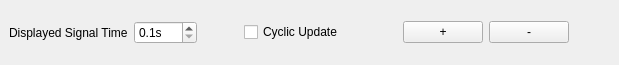
First picture: the form in src/config_widget/view_settings_dock_widget.ui, repository tools4BCI/TiA-Scope, before the edit.
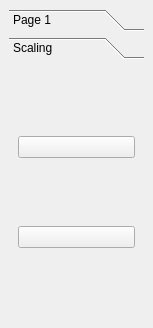
Second picture: the form after the edit. The open tabs and pages were chosen to show the change. Icons and pictures are not drawn.

The edit to the form file:
```diff
--- a/src/config_widget/view_settings_dock_widget.ui
+++ b/src/config_widget/view_settings_dock_widget.ui
@@ -6,8 +6,8 @@
    <rect>
     <x>0</x>
     <y>0</y>
-    <width>619</width>
-    <height>65</height>
+    <width>153</width>
+    <height>328</height>
    </rect>
   </property>
   <property name="features">
@@ -20,7 +20,25 @@
    <string>View Settings</string>
   </property>
   <widget class="QWidget" name="dockWidgetContents">
-   <layout class="QHBoxLayout" name="horizontalLayout">
+   <layout class="QVBoxLayout" name="verticalLayout">
+    <item>
+     <widget class="QToolBox" name="toolBox">
+      <property name="currentIndex">
+       <number>0</number>
+      </property>
+      <widget class="QWidget" name="page">
+       <property name="geometry">
+        <rect>
+         <x>0</x>
+         <y>0</y>
+         <width>135</width>
+         <height>232</height>
+        </rect>
+       </property>
+       <attribute name="label">
+        <string>Page 1</string>
+       </attribute>
+       <layout class="QVBoxLayout" name="verticalLayout_2">
     <item>
      <widget class="QLabel" name="label">
       <property name="text">
@@ -44,19 +62,6 @@
       </property>
      </widget>
     </item>
-    <item>
-     <spacer name="horizontalSpacer">
-      <property name="orientation">
-       <enum>Qt::Horizontal</enum>
-      </property>
-      <property name="sizeHint" stdset="0">
-       <size>
-        <width>40</width>
-        <height>20</height>
-       </size>
-      </property>
-     </spacer>
-    </item>
     <item>
      <widget class="QCheckBox" name="cyclicModeCheckBox">
       <property name="text">
@@ -65,58 +70,70 @@
      </widget>
     </item>
     <item>
-     <spacer name="horizontalSpacer_2">
+         <widget class="QSlider" name="channelOverlappingSlider">
+          <property name="maximum">
+           <number>100</number>
+          </property>
       <property name="orientation">
-       <enum>Qt::Horizontal</enum>
-      </property>
-      <property name="sizeHint" stdset="0">
-       <size>
-        <width>40</width>
-        <height>20</height>
-       </size>
-      </property>
-     </spacer>
-    </item>
-    <item>
-     <widget class="QLabel" name="label_2">
-      <property name="text">
-       <string/>
-      </property>
-      <property name="pixmap">
-       <pixmap resource="../../resources.qrc">:/icons/autoscale.png</pixmap>
-      </property>
-     </widget>
-    </item>
-    <item>
-     <layout class="QHBoxLayout" name="horizontalLayout_2">
+           <enum>Qt::Vertical</enum>
+          </property>
+          <property name="tickPosition">
+           <enum>QSlider::NoTicks</enum>
+          </property>
+         </widget>
+        </item>
+       </layout>
+      </widget>
+      <widget class="QWidget" name="page_2">
+       <property name="geometry">
+        <rect>
+         <x>0</x>
+         <y>0</y>
+         <width>135</width>
+         <height>232</height>
+        </rect>
+       </property>
+       <attribute name="label">
+        <string>Scaling</string>
+       </attribute>
+       <layout class="QVBoxLayout" name="verticalLayout_3">
       <item>
        <widget class="QPushButton" name="increaseYScaling">
         <property name="text">
-         <string>+</string>
+           <string/>
+          </property>
+          <property name="icon">
+           <iconset resource="../../resources.qrc">
+            <normaloff>:/icons/scale-in.png</normaloff>:/icons/scale-in.png</iconset>
+          </property>
+          <property name="iconSize">
+           <size>
+            <width>22</width>
+            <height>22</height>
+           </size>
         </property>
        </widget>
       </item>
       <item>
        <widget class="QPushButton" name="decreaseYScaling">
         <property name="text">
-         <string>-</string>
-        </property>
-       </widget>
-      </item>
-     </layout>
-    </item>
-    <item>
-     <spacer name="horizontalSpacer_3">
-      <property name="orientation">
-       <enum>Qt::Horizontal</enum>
-      </property>
-      <property name="sizeHint" stdset="0">
+           <string/>
+          </property>
+          <property name="icon">
+           <iconset resource="../../resources.qrc">
+            <normaloff>:/icons/scale-out.png</normaloff>:/icons/scale-out.png</iconset>
+          </property>
+          <property name="iconSize">
        <size>
-        <width>40</width>
-        <height>20</height>
-       </size>
-      </property>
-     </spacer>
+            <width>22</width>
+            <height>22</height>
+           </size>
+          </property>
+         </widget>
+        </item>
+       </layout>
+      </widget>
+     </widget>
     </item>
    </layout>
   </widget>
```
Left out of the diff: 2 changed lines with no effect on the pictures. Lines whose indentation alone changed are shown as unchanged.
